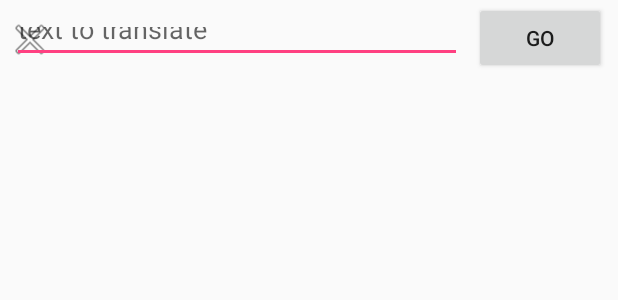
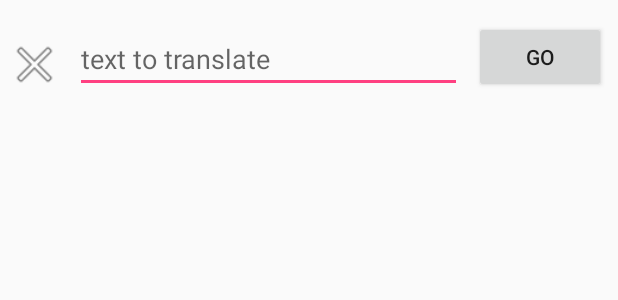
Before and after one commit to mrbublos/freedic, an Android app: the layout activity_main.xml on its own in the app's theme, with its tools: preview values and no code run, on a phone screen of 412 x 824 dp. Shown: the top 300 px of the screen. Run offline under Robolectric (Android 15) with nearby library versions, the phone set to English and light mode, and no system bars.

Commit message:
ui items aligned

```diff
--- a/app/src/main/java/a/freedic/DictionaryPageViewModel.kt
+++ b/app/src/main/java/a/freedic/DictionaryPageViewModel.kt
@@ -14,6 +14,8 @@ class DictionaryPageViewModel : ViewModel() {
     private var searchJob : Job? = null
 
     fun search(query: String) {
+        if (query.isEmpty()) { return }
+
         searchJob?.cancel()
         searchJob = GlobalScope.launch {
             val britannica = async { TranslationService.getBritannicaTranslation(query) }
@@ -23,6 +25,8 @@ class DictionaryPageViewModel : ViewModel() {
     }
 
     fun autocomplete(query: String) {
+        if (query.isEmpty() || query.length < 3) { return }
+
         autocompleteJob?.cancel()
         autocompleteJob = GlobalScope.launch {
             delay(500)
--- a/app/src/main/java/a/freedic/MainActivity.kt
+++ b/app/src/main/java/a/freedic/MainActivity.kt
@@ -53,5 +53,11 @@ class MainActivity : AppCompatActivity() {
             model.autocomplete(search.text.toString())
             true
         }
+
+        clear.setOnClickListener {
+            word.setText("")
+        }
+
+        progress.visibility = View.GONE
     }
 }
--- a/app/src/main/res/layout/activity_main.xml
+++ b/app/src/main/res/layout/activity_main.xml
@@ -8,30 +8,32 @@
 
     <ImageView
         android:id="@+id/clear"
-        android:layout_width="wrap_content"
+        android:layout_width="38dp"
         android:layout_height="38dp"
         android:layout_marginStart="4dp"
-        android:layout_marginTop="12dp"
+        android:layout_marginTop="8dp"
         android:layout_marginBottom="8dp"
         app:layout_constraintBottom_toTopOf="@+id/guideline"
         app:layout_constraintStart_toStartOf="parent"
-        app:layout_constraintTop_toTopOf="parent"
         app:layout_constraintVertical_bias="0.6"
         app:srcCompat="@android:drawable/ic_menu_close_clear_cancel" />
 
     <EditText
         android:id="@+id/word"
-        android:layout_height="0dp"
+        android:layout_width="0dp"
+        android:layout_height="40dp"
         android:layout_marginStart="8dp"
-        android:layout_marginTop="8dp"
+        android:layout_marginTop="12dp"
         android:layout_marginEnd="8dp"
         android:layout_marginBottom="8dp"
+        android:gravity="start"
         android:hint="@string/text_to_translate"
+        android:inputType="text"
         app:layout_constraintBottom_toTopOf="@+id/guideline"
         app:layout_constraintEnd_toStartOf="@+id/search"
-        app:layout_constraintStart_toStartOf="parent"
-        app:layout_constraintTop_toTopOf="parent"
-        android:layout_width="0dp" />
+        app:layout_constraintHorizontal_bias="0.849"
+        app:layout_constraintStart_toEndOf="@+id/clear"
+        app:layout_constraintVertical_bias="0.0" />
 
     <Button
         android:id="@id/search"
@@ -42,29 +44,25 @@
         android:layout_marginBottom="8dp"
         android:text="@string/go"
         app:layout_constraintBottom_toTopOf="@+id/guideline"
-        app:layout_constraintEnd_toEndOf="parent"
-        app:layout_constraintTop_toTopOf="parent" />
+        app:layout_constraintEnd_toEndOf="parent"/>
 
     <androidx.constraintlayout.widget.Guideline
         android:id="@id/guideline"
         android:layout_width="wrap_content"
         android:layout_height="wrap_content"
         android:orientation="horizontal"
-        app:layout_constraintGuide_begin="50dp" />
+        app:layout_constraintGuide_begin="70dp" />
 
     <androidx.recyclerview.widget.RecyclerView
         android:id="@+id/translations"
         android:layout_width="match_parent"
         android:layout_height="wrap_content"
         android:layout_marginEnd="4dp"
-        android:layout_marginBottom="8dp"
         android:scrollbars="vertical"
-        app:layout_constraintBottom_toBottomOf="parent"
         app:layout_constraintEnd_toEndOf="parent"
         app:layout_constraintHorizontal_bias="0.0"
         app:layout_constraintStart_toStartOf="parent"
-        app:layout_constraintTop_toTopOf="@id/guideline"
-        app:layout_constraintVertical_bias="0.0" />
+        app:layout_constraintTop_toBottomOf="@id/guideline" />
 
     <ProgressBar
         android:id="@+id/progress"
@@ -72,10 +70,9 @@
         android:layout_width="50dp"
         android:layout_height="50dp"
         android:layout_marginStart="8dp"
-        android:layout_marginTop="8dp"
         android:layout_marginBottom="8dp"
-        app:layout_constraintBottom_toBottomOf="parent"
-        app:layout_constraintTop_toTopOf="@id/guideline"
-        app:layout_constraintStart_toStartOf="parent"
+        app:layout_constraintLeft_toLeftOf="parent"
+        app:layout_constraintRight_toRightOf="parent"
+        app:layout_constraintTop_toBottomOf="@+id/guideline"
         tools:visibility="gone" />
 </androidx.constraintlayout.widget.ConstraintLayout>
```
